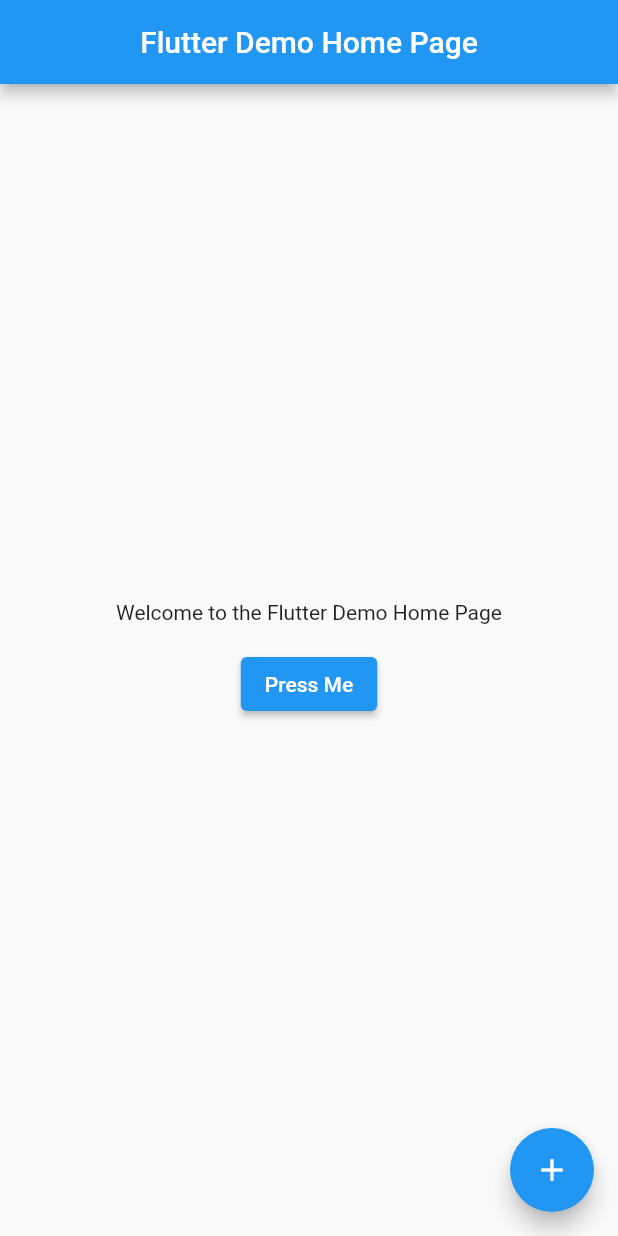
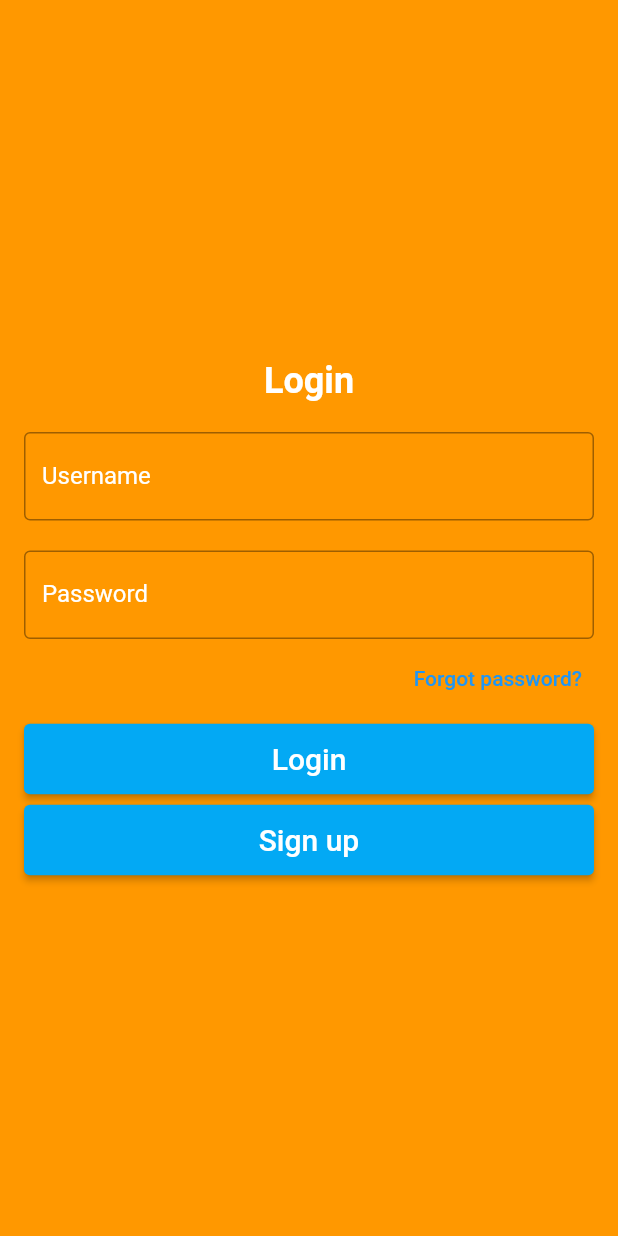
Before and after one commit to aliasgharchakera/thekedaar-hatao, a Flutter app: the screen it shows after launch, on a phone screen of 412 x 824 dp. Run offline on Flutter 3.47's test engine with Material 2 defaults, Android fonts, the phone set to English and light mode, and no system bars; our stand-ins replace logger.

Commit message:
Thekedaar hatao login and signup

```diff
--- a/App/frontend/lib/main.dart
+++ b/App/frontend/lib/main.dart
@@ -1,153 +1,310 @@
 import 'package:flutter/material.dart';
-import 'package:http/http.dart' as http;
+import 'package:logger/logger.dart';
+
+final logger = Logger();
 
 void main() {
   runApp(const MyApp());
 }
 
 class MyApp extends StatelessWidget {
-  const MyApp({Key? key}) : super(key: key);
-
-  Future<http.Response> buttonPressed() async {
-    http.Response returnedResult = await http.get(
-      Uri.parse('http://localhost:8000/api/hello/'),
-      headers: <String, String>{
-        'Content-Type': 'application/json; charset-UTF-8',
-      });
-      print(returnedResult.body);
-      return returnedResult;
-  }
-
-  // This widget is the root of your application.
+  const MyApp({super.key});
   @override
   Widget build(BuildContext context) {
     return MaterialApp(
-      title: 'Flutter Demo',
-      theme: ThemeData(
-        // This is the theme of your application.
-        //
-        // Try running your application with "flutter run". You'll see the
-        // application has a blue toolbar. Then, without quitting the app, try
-        // changing the primarySwatch below to Colors.green and then invoke
-        // "hot reload" (press "r" in the console where you ran "flutter run",
-        // or simply save your changes to "hot reload" in a Flutter IDE).
-        // Notice that the counter didn't reset back to zero; the application
-        // is not restarted.
-        primarySwatch: Colors.blue,
-      ),
-      home: Scaffold(
-        appBar: AppBar(
-          centerTitle: true, title: const Text('Flutter Demo Home Page'),
-        ),
-        body: Center(
+      home: LoginScreen(),
+    );
+  }
+}
+
+class LoginScreen extends StatelessWidget {
+  final TextEditingController _usernameController = TextEditingController();
+  final TextEditingController _passwordController = TextEditingController();
+  static final navigatorKey = GlobalKey<NavigatorState>();
+
+  LoginScreen({super.key});
+
+  @override
+  Widget build(BuildContext context) {
+    return Scaffold(
+      backgroundColor: Colors.orange,
+      body: Padding(
+        padding: const EdgeInsets.all(16.0),
         child: Column(
           mainAxisAlignment: MainAxisAlignment.center,
           children: [
-              Padding(
-                padding: const EdgeInsets.all(8.0),
-                child: const Text('Welcome to the Flutter Demo Home Page'),
+            const Text(
+              'Login',
+              style: TextStyle(
+                fontSize: 24,
+                fontWeight: FontWeight.bold,
+                color: Colors.white,
               ),
-              Padding(
-                padding: const EdgeInsets.all(8.0),
-                child: ElevatedButton(
-                  onPressed: buttonPressed,
-                  child: const Text('Press Me'),
             ),
-              )
+            const SizedBox(height: 20),
+            TextField(
+              controller: _usernameController,
+              decoration: const InputDecoration(
+                labelText: 'Username',
+                labelStyle: TextStyle(color: Colors.white),
+                border: OutlineInputBorder(),
+              ),
+            ),
+            const SizedBox(height: 20),
+            TextField(
+              controller: _passwordController,
+              obscureText: true,
+              decoration: const InputDecoration(
+                labelText: 'Password',
+                labelStyle: TextStyle(color: Colors.white),
+                border: OutlineInputBorder(),
+              ),
+            ),
+            Column(
+              children: [
+                const SizedBox(height: 2),
+                Row(
+                  mainAxisAlignment: MainAxisAlignment.end,
+                  children: [
+                    TextButton(
+                      onPressed: () {
+                        logger.d('Forgot password');
+                      },
+                      child: const Text('Forgot password?'),
+                    ),
                   ],
                 ),
+                const SizedBox(height: 6),
+                SizedBox(
+                  width: double.infinity, // Make button wider
+                  child: ElevatedButton(
+                    onPressed: () {
+                      final String username = _usernameController.text;
+                      final String password = _passwordController.text;
+                      logger.d('Username: $username, Password: $password');
+                    },
+                    style: ElevatedButton.styleFrom(
+                      backgroundColor:
+                          Colors.lightBlue, // Set the background color
+                      padding: const EdgeInsets.symmetric(
+                          vertical: 12,
+                          horizontal: 100), // Increase the vertical padding
                     ),
-        floatingActionButton: FloatingActionButton(
-          onPressed: buttonPressed,
-          tooltip: 'Increment',
-          child: const Icon(Icons.add),
+                    child: const Text(
+                      'Login',
+                      style: TextStyle(fontSize: 20), // Increase the font size
+                    ),
+                  ),
+                ),
+                const SizedBox(height: 6),
+                SizedBox(
+                  width: double.infinity, // Make button wider
+                  child: ElevatedButton(
+                    onPressed: () {
+                      logger.d('Sign up');
+                      Navigator.push(
+                        context,
+                        MaterialPageRoute(
+                          builder: (context) => const SignUpScreen(),
+                        ),
+                      );
+                    },
+                    style: ElevatedButton.styleFrom(
+                      backgroundColor: Colors.lightBlue,
+                      padding: const EdgeInsets.symmetric(
+                          vertical: 12, horizontal: 91.5),
+                    ),
+                    child: const Text(
+                      'Sign up',
+                      style: TextStyle(
+                        fontSize: 20,
+                      ),
+                    ),
+                  ),
+                ),
+              ],
+            ),
+          ],
         ),
       ),
     );
   }
 }
 
-class MyHomePage extends StatefulWidget {
-  const MyHomePage({super.key, required this.title});
-
-  // This widget is the home page of your application. It is stateful, meaning
-  // that it has a State object (defined below) that contains fields that affect
-  // how it looks.
-
-  // This class is the configuration for the state. It holds the values (in this
-  // case the title) provided by the parent (in this case the App widget) and
-  // used by the build method of the State. Fields in a Widget subclass are
-  // always marked "final".
-
-  final String title;
-
-  @override
-  State<MyHomePage> createState() => _MyHomePageState();
-}
-
-class _MyHomePageState extends State<MyHomePage> {
-  int _counter = 0;
-
-  void _incrementCounter() {
-    setState(() {
-      // This call to setState tells the Flutter framework that something has
-      // changed in this State, which causes it to rerun the build method below
-      // so that the display can reflect the updated values. If we changed
-      // _counter without calling setState(), then the build method would not be
-      // called again, and so nothing would appear to happen.
-      _counter++;
-    });
-  }
+class SignUpScreen extends StatelessWidget {
+  const SignUpScreen({Key? key}) : super(key: key);
 
   @override
   Widget build(BuildContext context) {
-    // This method is rerun every time setState is called, for instance as done
-    // by the _incrementCounter method above.
-    //
-    // The Flutter framework has been optimized to make rerunning build methods
-    // fast, so that you can just rebuild anything that needs updating rather
-    // than having to individually change instances of widgets.
     return Scaffold(
-      appBar: AppBar(
-        // Here we take the value from the MyHomePage object that was created by
-        // the App.build method, and use it to set our appbar title.
-        title: Text(widget.title),
+      backgroundColor: Colors.orange,
+      appBar: AppBar(title: const Text('Sign Up')),
+      body: SingleChildScrollView(
+        child: Padding(
+          padding: const EdgeInsets.all(16.0),
+          child: Column(
+            crossAxisAlignment: CrossAxisAlignment.start,
+            children: [
+              const SizedBox(height: 32.0),
+              const TextField(
+                decoration: InputDecoration(
+                  hintText: 'Full Name',
+                  fillColor: Colors.white,
+                  filled: true,
                 ),
-      body: Center(
-        // Center is a layout widget. It takes a single child and positions it
-        // in the middle of the parent.
-        child: Column(
-          // Column is also a layout widget. It takes a list of children and
-          // arranges them vertically. By default, it sizes itself to fit its
-          // children horizontally, and tries to be as tall as its parent.
-          //
-          // Invoke "debug painting" (press "p" in the console, choose the
-          // "Toggle Debug Paint" action from the Flutter Inspector in Android
-          // Studio, or the "Toggle Debug Paint" command in Visual Studio Code)
-          // to see the wireframe for each widget.
-          //
-          // Column has various properties to control how it sizes itself and
-          // how it positions its children. Here we use mainAxisAlignment to
-          // center the children vertically; the main axis here is the vertical
-          // axis because Columns are vertical (the cross axis would be
-          // horizontal).
-          mainAxisAlignment: MainAxisAlignment.center,
-          children: <Widget>[
-            const Text(
-              'You have pushed the button this many times:',
               ),
-            Text(
-              '$_counter',
-              style: Theme.of(context).textTheme.headlineMedium,
+              const SizedBox(height: 16.0),
+              const TextField(
+                decoration: InputDecoration(
+                  hintText: 'Email Address',
+                  fillColor: Colors.white,
+                  filled: true,
+                ),
+              ),
+              const SizedBox(height: 16.0),
+              const TextField(
+                obscureText: true,
+                decoration: InputDecoration(
+                  hintText: 'Password',
+                  fillColor: Colors.white,
+                  filled: true,
+                ),
+              ),
+              const SizedBox(height: 16.0),
+              const TextField(
+                decoration: InputDecoration(
+                  hintText: 'Contact Number',
+                  fillColor: Colors.white,
+                  filled: true,
+                ),
+              ),
+              const SizedBox(height: 16.0),
+              const TextField(
+                obscureText: true,
+                decoration: InputDecoration(
+                  hintText: 'Confirm Password',
+                  fillColor: Colors.white,
+                  filled: true,
+                ),
+              ),
+              const SizedBox(height: 32.0),
+              Center(
+                child: SizedBox(
+                  // width: 91.5,
+                  // height: 12.0,
+                  child: ElevatedButton(
+                    onPressed: () {},
+                    child: const Text('Create Account'),
+                  ),
+                ),
               ),
             ],
           ),
         ),
-      floatingActionButton: FloatingActionButton(
-        onPressed: _incrementCounter,
-        tooltip: 'Increment',
-        child: const Icon(Icons.add),
-      ), // This trailing comma makes auto-formatting nicer for build methods.
+      ),
     );
   }
 }
+
+
+// class SignUpScreen extends StatelessWidget {
+//   const SignUpScreen({Key? key}) : super(key: key);
+
+//   @override
+//   Widget build(BuildContext context) {
+//     return Scaffold(
+//       backgroundColor: Colors.orange,
+//       appBar: AppBar(title: const Text('Sign Up')),
+//       body: Padding(
+//         padding: const EdgeInsets.all(16.0),
+//         child: Column(
+//           crossAxisAlignment: CrossAxisAlignment.start,
+//           children: [
+//             const SizedBox(height: 20),
+//             const Text(
+//               'SIGN UP',
+//               style: TextStyle(
+//                 fontSize: 24,
+//                 fontWeight: FontWeight.bold,
+//                 color: Colors.black,
+//               ),
+//               textAlign: TextAlign.center,
+//             ),
+//             const SizedBox(height: 20),
+//             const TextField(
+//               decoration: InputDecoration(
+//                 labelText: 'Username',
+//                 labelStyle: TextStyle(color: Colors.white),
+//                 border: OutlineInputBorder(),
+//               ),
+//             ),
+//             const SizedBox(height: 20),
+//             const TextField(
+//               decoration: InputDecoration(
+//                 labelText: 'Email Address',
+//                 labelStyle: TextStyle(color: Colors.white),
+//                 border: OutlineInputBorder(),
+//               ),
+//             ),
+//             const SizedBox(height: 20),
+//             const TextField(
+//               decoration: InputDecoration(
+//                 labelText: 'Password',
+//                 labelStyle: TextStyle(color: Colors.white),
+//                 border: OutlineInputBorder(),
+//               ),
+//             ),
+//             const SizedBox(height: 20),
+//             const TextField(
+//               decoration: InputDecoration(
+//                 labelText: 'Confirm Password',
+//                 labelStyle: TextStyle(color: Colors.white),
+//                 border: OutlineInputBorder(),
+//               ),
+//             ),
+//             const SizedBox(height: 20),
+//             const TextField(
+//               decoration: InputDecoration(
+//                 labelText: 'Contact Number',
+//                 labelStyle: TextStyle(color: Colors.white),
+//                 border: OutlineInputBorder(),
+//               ),
+//             ),
+//             const SizedBox(height: 20),
+//             Row(
+//               children: [
+//                 Checkbox(value: false, onChanged: (bool? value) {}),
+//                 const Text(
+//                   'I have read and agreed to the terms and conditions',
+//                   style: TextStyle(
+//                     color: Colors.white,
+//                     fontSize: 14,
+//                   ),
+//                 ),
+//               ],
+//             ),
+//             const SizedBox(height: 40),
+//             Center(
+//               child: ElevatedButton(
+//                 onPressed: () {
+//                   logger.d('Sign up');
+//                 },
+//                 style: ElevatedButton.styleFrom(
+//                   backgroundColor: Colors.lightBlue,
+//                   padding: const EdgeInsets.symmetric(
+//                       vertical: 12, horizontal: 91.5),
+//                 ),
+//                 child: const Text(
+//                   'Create Account',
+//                   style: TextStyle(
+//                     fontSize: 20,
+//                   ),
+//                 ),
+//               ),
+//             ),
+//           ],
+//         ),
+//       ),
+//     );
+//   }
+// }
```
Lines whose indentation alone changed are shown as unchanged.
